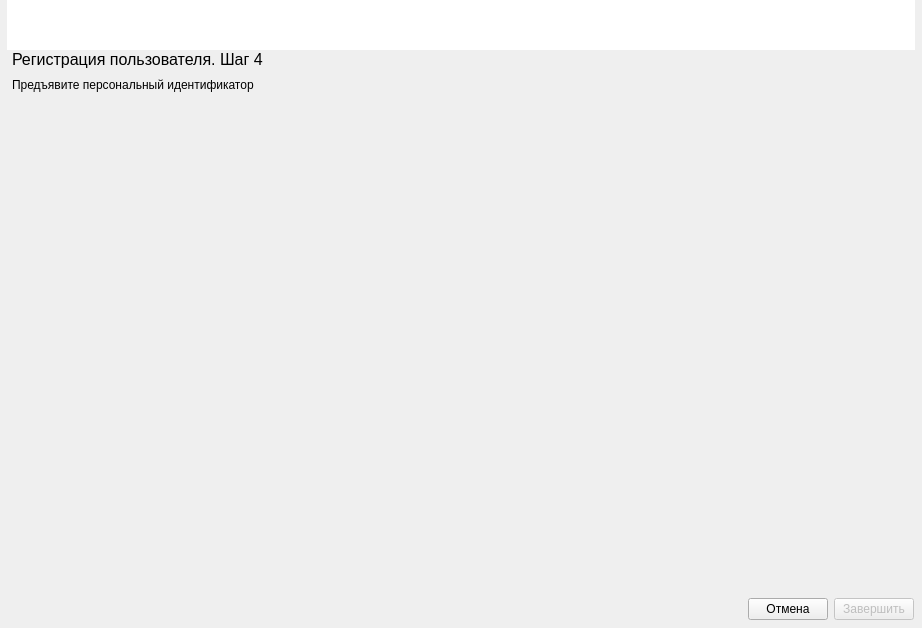
Qt form ui/UserRegistrationWizard.ui (m6v/sobol) before a commit.
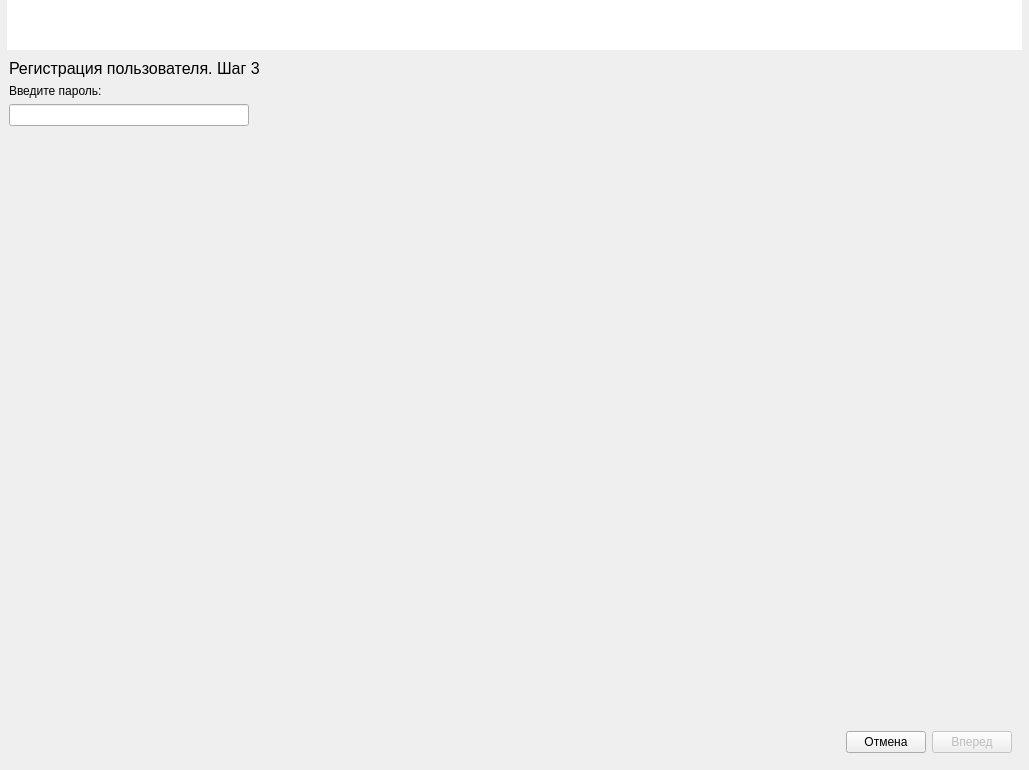
The same form after that commit. The open tabs and pages were chosen to show the change. Icons and pictures are not drawn.

Commit message: Secondary user registration have been realized

```diff
--- a/ui/UserRegistrationWizard.ui
+++ b/ui/UserRegistrationWizard.ui
@@ -6,8 +6,8 @@
    <rect>
     <x>0</x>
     <y>0</y>
-    <width>922</width>
-    <height>628</height>
+    <width>1029</width>
+    <height>770</height>
    </rect>
   </property>
   <property name="focusPolicy">
@@ -472,19 +472,7 @@
       </layout>
      </widget>
      <widget class="QWidget" name="page_4">
-      <layout class="QVBoxLayout" name="verticalLayout_6">
-       <property name="leftMargin">
-        <number>12</number>
-       </property>
-       <property name="topMargin">
-        <number>0</number>
-       </property>
-       <property name="rightMargin">
-        <number>0</number>
-       </property>
-       <property name="bottomMargin">
-        <number>0</number>
-       </property>
+      <layout class="QVBoxLayout" name="verticalLayout_8">
        <item>
         <widget class="QLabel" name="step_label_4">
          <property name="font">
@@ -493,6 +481,116 @@
           </font>
          </property>
          <property name="text">
+          <string>Регистрация пользователя. Шаг 3</string>
+         </property>
+        </widget>
+       </item>
+       <item>
+        <widget class="QLabel" name="old_passwd_label">
+         <property name="text">
+          <string>Введите пароль:</string>
+         </property>
+        </widget>
+       </item>
+       <item>
+        <widget class="QLineEdit" name="old_passwd_line_edit">
+         <property name="minimumSize">
+          <size>
+           <width>240</width>
+           <height>0</height>
+          </size>
+         </property>
+         <property name="maximumSize">
+          <size>
+           <width>240</width>
+           <height>16777215</height>
+          </size>
+         </property>
+         <property name="text">
+          <string/>
+         </property>
+         <property name="echoMode">
+          <enum>QLineEdit::Password</enum>
+         </property>
+        </widget>
+       </item>
+       <item>
+        <spacer name="verticalSpacer_4">
+         <property name="orientation">
+          <enum>Qt::Vertical</enum>
+         </property>
+         <property name="sizeHint" stdset="0">
+          <size>
+           <width>20</width>
+           <height>574</height>
+          </size>
+         </property>
+        </spacer>
+       </item>
+       <item>
+        <layout class="QHBoxLayout" name="horizontalLayout_9">
+         <property name="rightMargin">
+          <number>8</number>
+         </property>
+         <property name="bottomMargin">
+          <number>8</number>
+         </property>
+         <item>
+          <spacer name="horizontalSpacer_9">
+           <property name="orientation">
+            <enum>Qt::Horizontal</enum>
+           </property>
+           <property name="sizeHint" stdset="0">
+            <size>
+             <width>40</width>
+             <height>20</height>
+            </size>
+           </property>
+          </spacer>
+         </item>
+         <item>
+          <widget class="QPushButton" name="cancel_push_button_4">
+           <property name="text">
+            <string>Отмена</string>
+           </property>
+          </widget>
+         </item>
+         <item>
+          <widget class="QPushButton" name="next_push_button_4">
+           <property name="enabled">
+            <bool>false</bool>
+           </property>
+           <property name="text">
+            <string>Вперед</string>
+           </property>
+          </widget>
+         </item>
+        </layout>
+       </item>
+      </layout>
+     </widget>
+     <widget class="QWidget" name="page_5">
+      <layout class="QVBoxLayout" name="verticalLayout_6">
+       <property name="leftMargin">
+        <number>12</number>
+       </property>
+       <property name="topMargin">
+        <number>0</number>
+       </property>
+       <property name="rightMargin">
+        <number>0</number>
+       </property>
+       <property name="bottomMargin">
+        <number>0</number>
+       </property>
+       <item>
+        <widget class="QLabel" name="step_label_5">
+         <property name="font">
+          <font>
+           <pointsize>12</pointsize>
+          </font>
+         </property>
+         <property name="text">
           <string>Регистрация пользователя. Шаг 4</string>
          </property>
         </widget>
@@ -522,7 +620,7 @@
         </layout>
        </item>
        <item>
-        <spacer name="verticalSpacer_4">
+        <spacer name="verticalSpacer_5">
          <property name="orientation">
           <enum>Qt::Vertical</enum>
          </property>
@@ -556,7 +654,7 @@
           </spacer>
          </item>
          <item>
-          <widget class="QPushButton" name="cancel_push_button_4">
+          <widget class="QPushButton" name="cancel_push_button_5">
            <property name="enabled">
             <bool>true</bool>
            </property>
@@ -566,7 +664,7 @@
           </widget>
          </item>
          <item>
-          <widget class="QPushButton" name="finish_push_button_4">
+          <widget class="QPushButton" name="finish_push_button_5">
            <property name="enabled">
             <bool>false</bool>
            </property>
```
Left out of the diff: 28 changed lines with no effect on the pictures. The commit also changes 3 other files.
